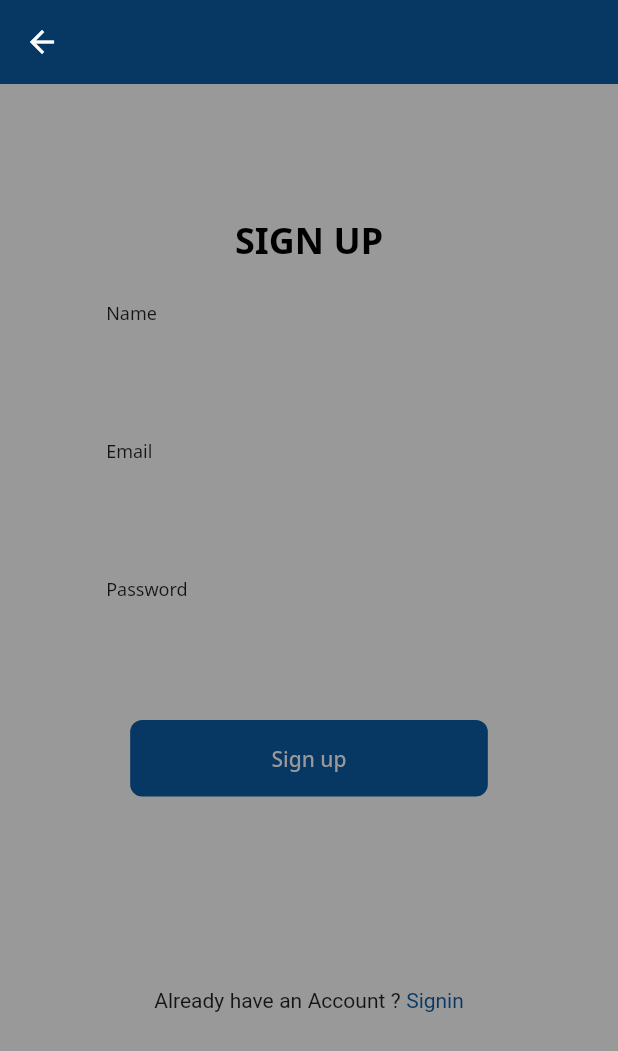
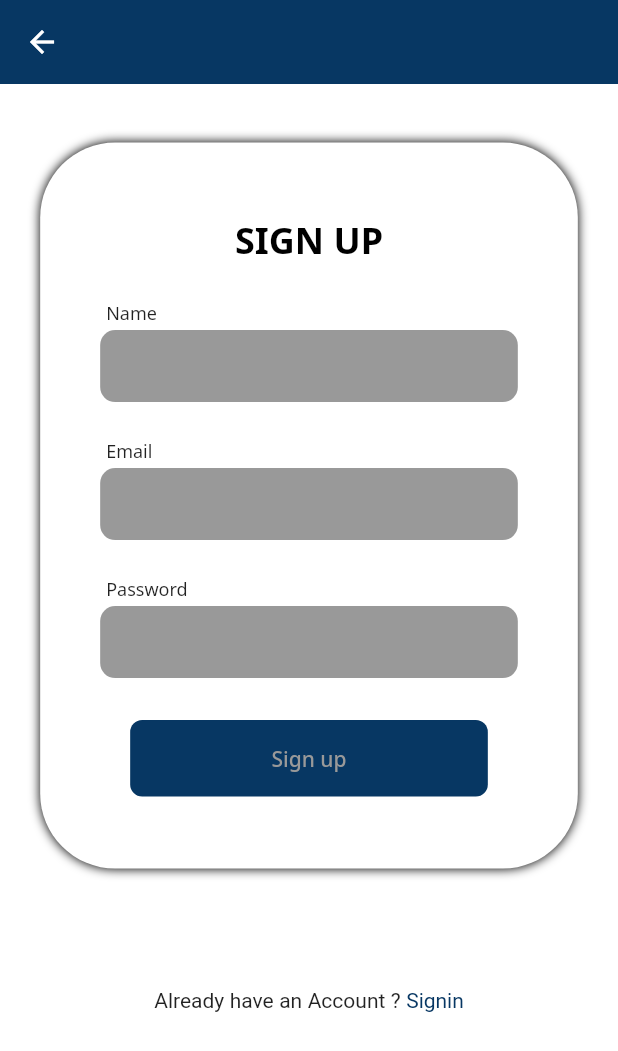
Before and after one commit to Shahidbangash/acumenmobile, a Flutter app: the SignupScreen screen opened by its route, on a phone screen of 412 x 824 dp. Shown: the top 1051 px of the screen. Run offline on Flutter 3.47's test engine with Material 2 defaults, Android fonts, the light colour scheme and no system bars; our stand-ins replace cloud_firestore, dio, firebase_auth, firebase_core, firebase_storage, google_fonts and 3 more; missing offline and left inert: cloud_firestore_web, export_video_frame, firebase_analytics_web, firebase_auth_web, firebase_core_web, firebase_messaging_web and 5 more; accounts and stored records are empty.

Commit message:
login and signup improved

```diff
--- a/lib/Screens/signupPage/signupScreen.dart
+++ b/lib/Screens/signupPage/signupScreen.dart
@@ -35,7 +35,7 @@ class _SignupScreenState extends State<SignupScreen> {
   Widget build(BuildContext context) {
     var size = MediaQuery.of(context).size;
     return Scaffold(
-      backgroundColor: backgroundColor,
+      backgroundColor: Colors.white54,
       appBar: AppBar(
         backgroundColor: primaryColorAndPrimaryButtonColor,
         elevation: 0,
@@ -58,12 +58,12 @@ class _SignupScreenState extends State<SignupScreen> {
                     vertical: 48,
                   ),
                   decoration: BoxDecoration(
-                    color: whiteColor,
-                    borderRadius: BorderRadius.circular(32),
+                    color: Colors.white,
+                    borderRadius: BorderRadius.circular(50),
                     boxShadow: [
                       BoxShadow(
-                        blurRadius: 8,
-                        color: dropShadow,
+                        blurRadius: 5,
+                        color: Colors.black,
                       ),
                     ],
                   ),
@@ -137,7 +137,7 @@ class _SignupScreenState extends State<SignupScreen> {
                                 child: Center(
                                     child: CircularProgressIndicator(
                                   backgroundColor:
-                                      primaryColorAndPrimaryButtonColor,
+                                      Colors.white,
                                 )),
                               )
                             : PrimaryButton(
```
Also changed, not shown: lib/Screens/loginPage/loginScreen.dart (+5 -4 lines).
